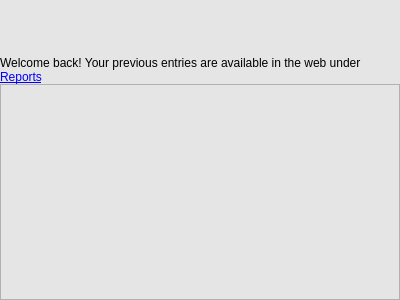
The window that src/ui/linux/TogglDesktop/timeentrylistwidget.ui (toggl-open-source/toggldesktop) describes before a commit, drawn with Qt 5.
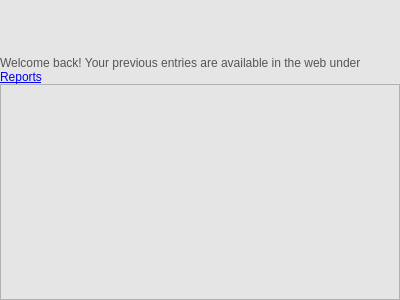
The same window after the commit. Custom widgets are drawn as their Qt base class.

Commit message: Fixed color issues with darker themes (linux), closes #1961

Patch:
```diff
--- a/src/ui/linux/TogglDesktop/timeentrylistwidget.ui
+++ b/src/ui/linux/TogglDesktop/timeentrylistwidget.ui
@@ -50,6 +50,9 @@
    </item>
    <item>
     <widget class="QLabel" name="blankView">
+     <property name="styleSheet">
+      <string notr="true">color:rgb(85, 85, 85);</string>
+     </property>
      <property name="text">
       <string>Welcome back! Your previous entries are available in the web under &lt;a href=&quot;#reports&quot;&gt;Reports&lt;/a&gt;</string>
      </property>
```
The commit also changes 8 other files.
